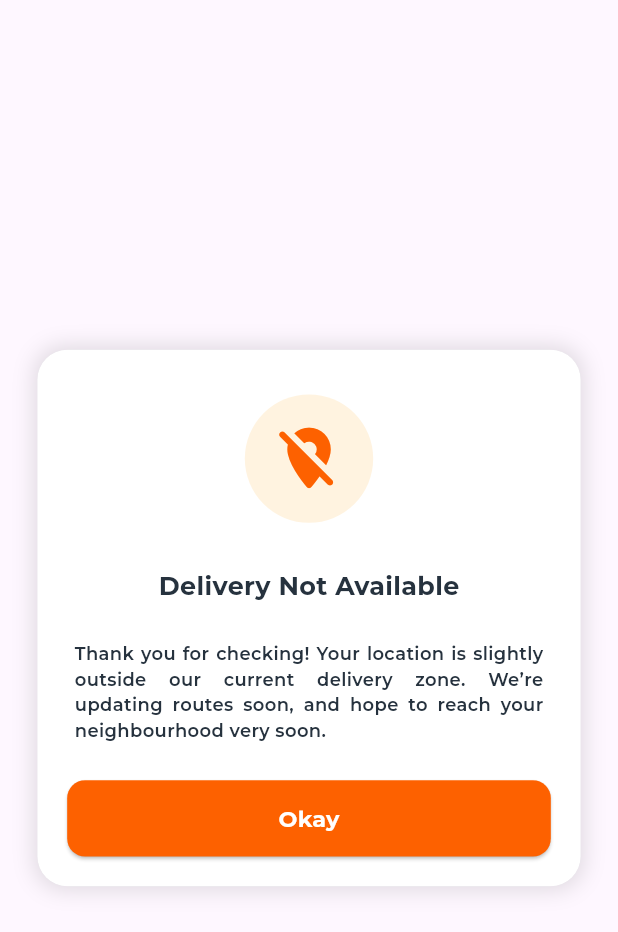
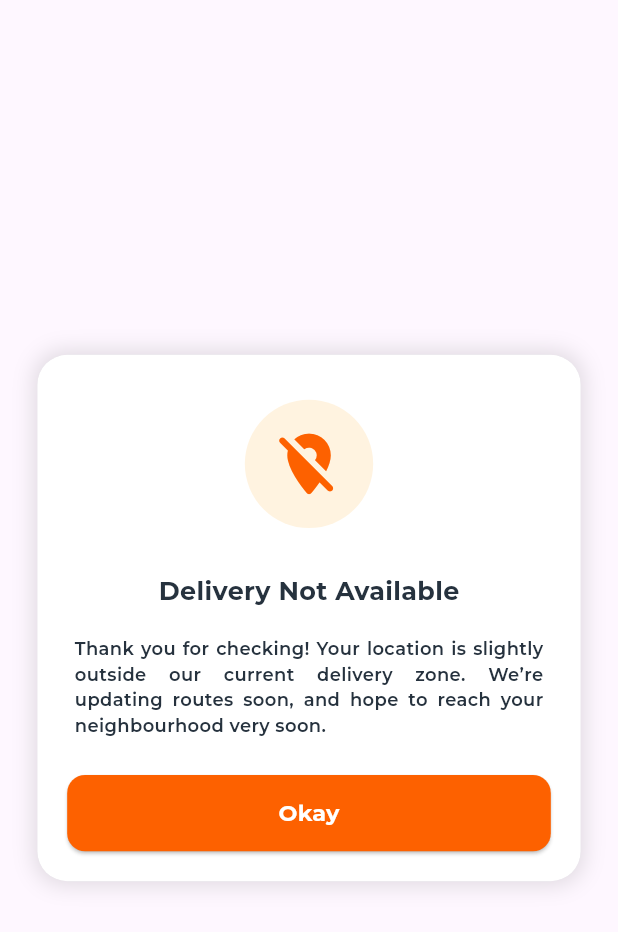
Before and after one commit to botaniqofficialstore/app, a Flutter app: the DeliveryRestrictionPopup widget shown alone on an empty page, opened directly, on a phone screen of 412 x 824 dp. Shown: the top 932 px of the screen. Run offline on Flutter 3.47's test engine with Material 3 defaults, Android fonts, the phone set to English and light mode, and no system bars; our stand-ins replace dio, dotted_line, firebase_auth, firebase_core, firebase_messaging, flutter_local_notifications and 16 more; missing offline and left inert: animated_hint_textfield, back_button_interceptor, flutter_facebook_auth, flutter_platform_alert, notification_center, open_settings_plus; accounts and stored records are empty; project files that could hold a hidden picture were left out.

Commit message:
Delivery Restricted popup UI updated

```diff
--- a/lib/screens/Authentication/OtpScreen/OtpScreen.dart
+++ b/lib/screens/Authentication/OtpScreen/OtpScreen.dart
@@ -6,7 +6,6 @@ import 'package:flutter/material.dart';
 import 'package:flutter/services.dart';
 import 'package:flutter_riverpod/flutter_riverpod.dart';
 import 'package:flutter_sizer/flutter_sizer.dart';
-import 'package:lottie/lottie.dart';
 import '../../../../constants/ConstantVariables.dart';
 import '../../../CodeReusable/CodeReusability.dart';
 import '../../../Utility/PreferencesManager.dart';
--- a/lib/screens/commonViews/DeliveryRestrictionPopup.dart
+++ b/lib/screens/commonViews/DeliveryRestrictionPopup.dart
@@ -1,6 +1,8 @@
 import 'package:botaniqmicrogreens/constants/ConstantVariables.dart';
 import 'package:flutter/material.dart';
 import 'package:flutter_sizer/flutter_sizer.dart';
+
+import '../../Utility/PreferencesManager.dart';
 
 class DeliveryRestrictionPopup extends StatelessWidget {
   const DeliveryRestrictionPopup({super.key});
@@ -9,13 +11,13 @@ class DeliveryRestrictionPopup extends StatelessWidget {
   Widget build(BuildContext context) {
     return Dialog(
       shape: RoundedRectangleBorder(
-        borderRadius: BorderRadius.circular(20),
+        borderRadius: BorderRadius.circular(20.dp),
       ),
       insetPadding: EdgeInsets.symmetric(horizontal: 25.dp),
       child: Container(
         padding: EdgeInsets.all(20.dp),
         decoration: BoxDecoration(
-          borderRadius: BorderRadius.circular(20),
+          borderRadius: BorderRadius.circular(20.dp),
           color: Colors.white,
           boxShadow: [
             BoxShadow(
@@ -43,15 +45,17 @@ class DeliveryRestrictionPopup extends StatelessWidget {
                 color: objConstantColor.orange,
               ),
             ),
-             SizedBox(height: 30.dp),
+            SizedBox(height: 30.dp),
 
             // Title
-            objCommonWidgets.customText(context, 'Delivery Not Available', 17, objConstantColor.navyBlue, objConstantFonts.montserratBold),
-            SizedBox(height: 25.dp),
+            objCommonWidgets.customText(context, 'Delivery Not Available', 17,
+                objConstantColor.navyBlue, objConstantFonts.montserratBold),
+            SizedBox(height: 18.dp),
 
             Padding(
               padding: EdgeInsets.symmetric(horizontal: 5.dp),
-              child: objCommonWidgets.customText(context, 'Thank you for checking! Your location is slightly outside our current delivery zone. We’re updating routes soon, and hope to reach your neighbourhood very soon.',
+              child: objCommonWidgets.customText(context,
+                  'Thank you for checking! Your location is slightly outside our current delivery zone. We’re updating routes soon, and hope to reach your neighbourhood very soon.',
                   12,
                   objConstantColor.navyBlue,
                   objConstantFonts.montserratSemiBold,
@@ -71,7 +75,12 @@ class DeliveryRestrictionPopup extends StatelessWidget {
                   ),
                   padding: EdgeInsets.symmetric(vertical: 15.dp),
                 ),
-                onPressed: () => Navigator.pop(context),
+                onPressed: () {
+                  PreferencesManager.getInstance().then((pref) {
+                    pref.setBooleanValue(PreferenceKeys.isDialogOpened, false);
+                    Navigator.pop(context);
+                  });
+                },
                 child: objCommonWidgets.customText(context, 'Okay',
                     15,
                     objConstantColor.white,
@@ -84,9 +93,3 @@ class DeliveryRestrictionPopup extends StatelessWidget {
     );
   }
 }
-
-// Usage:
-// showDialog(
-//   context: context,
-//   builder: (_) => const DeliveryRestrictionPopup(),
-// );
```
Also changed, not shown: lib/screens/commonViews/MapScreen.dart (+12 -19 lines).
